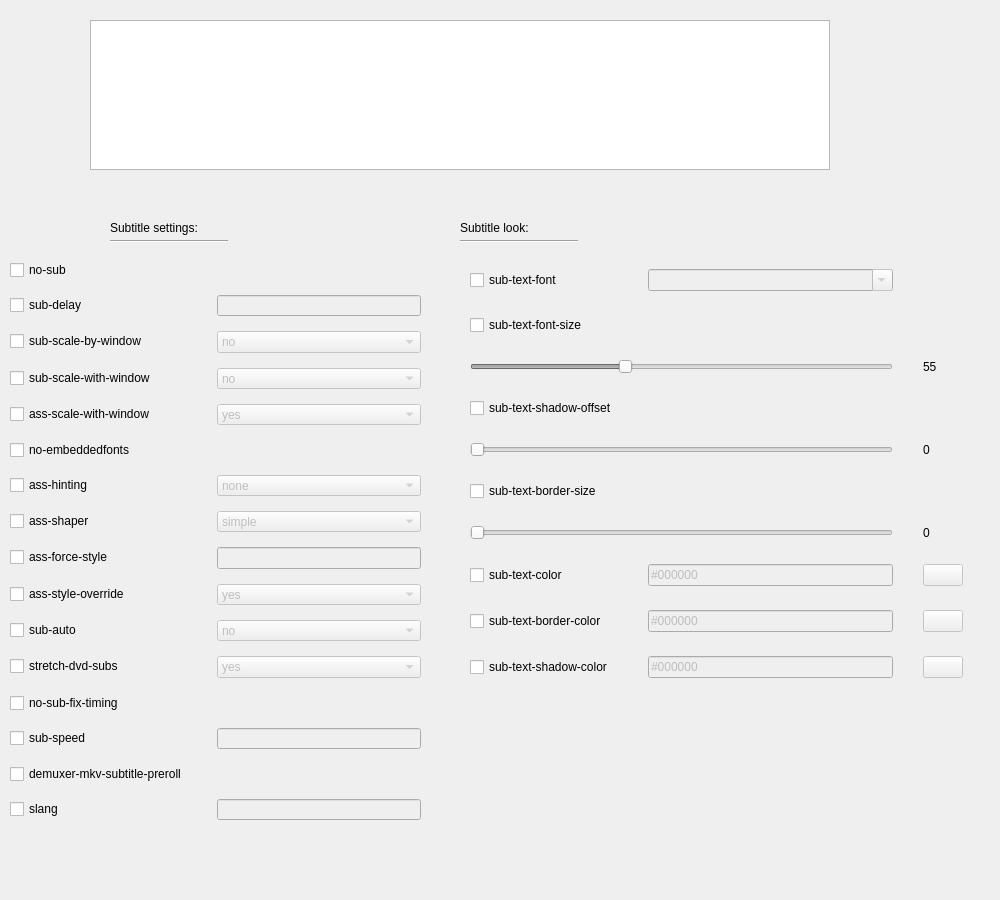
Above: src/tabsubtitle.ui from haasnhoff/mpvconfigurator before the change. Below: the same form after it.
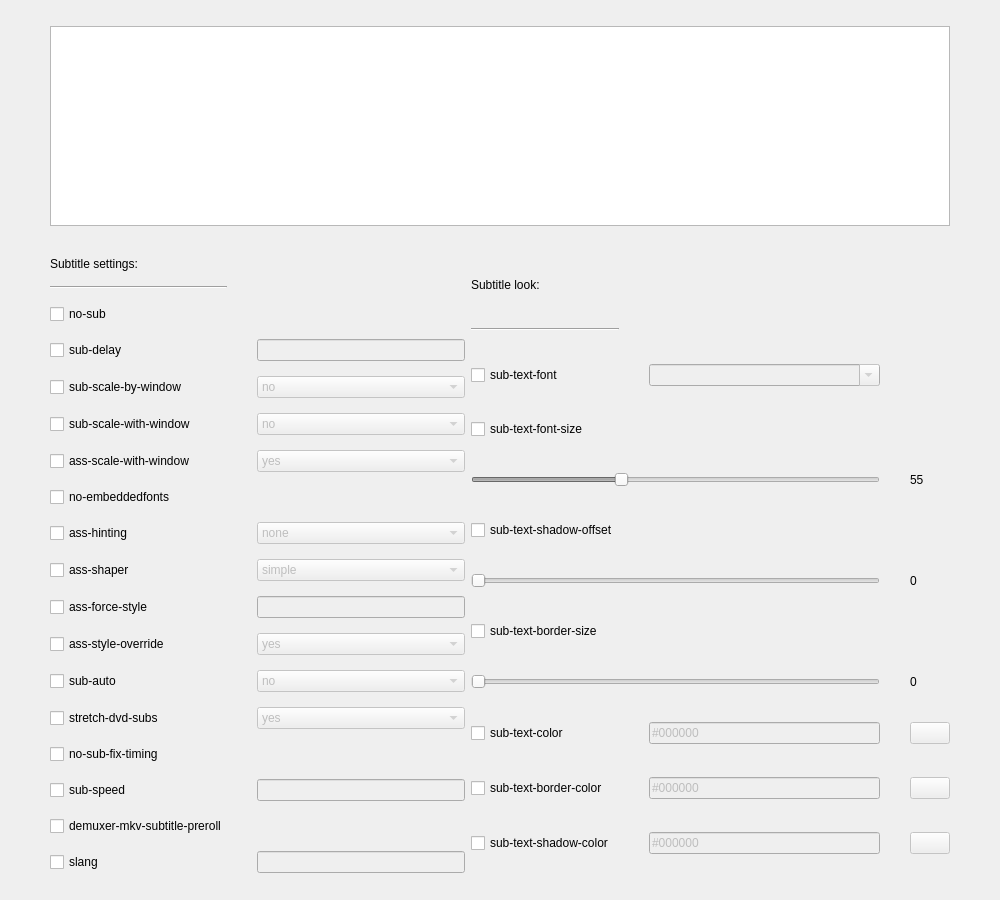
That is the form after the change. Icons and pictures are not drawn.

What changed in the file:
```diff
--- a/src/tabsubtitle.ui
+++ b/src/tabsubtitle.ui
@@ -16,115 +16,66 @@
   <property name="windowTitle">
    <string>Form</string>
   </property>
+  <layout class="QGridLayout" name="gridLayout_2">
+   <property name="leftMargin">
+    <number>50</number>
+   </property>
+   <property name="rightMargin">
+    <number>50</number>
+   </property>
+   <item row="5" column="0">
+    <layout class="QGridLayout" name="gridLayout_3">
+     <property name="topMargin">
+      <number>10</number>
+     </property>
+     <property name="horizontalSpacing">
+      <number>30</number>
+     </property>
+     <property name="verticalSpacing">
+      <number>15</number>
+     </property>
+     <item row="0" column="0">
   <widget class="QLabel" name="label_general_subtitles">
-   <property name="geometry">
-    <rect>
-     <x>110</x>
-     <y>220</y>
-     <width>101</width>
-     <height>16</height>
-    </rect>
-   </property>
    <property name="text">
     <string>Subtitle settings:</string>
    </property>
   </widget>
+     </item>
+     <item row="1" column="0">
   <widget class="Line" name="line_2">
-   <property name="geometry">
-    <rect>
-     <x>110</x>
-     <y>240</y>
-     <width>118</width>
-     <height>3</height>
-    </rect>
+       <property name="minimumSize">
+        <size>
+         <width>150</width>
+         <height>0</height>
+        </size>
    </property>
    <property name="orientation">
     <enum>Qt::Horizontal</enum>
    </property>
   </widget>
-  <widget class="QLabel" name="label_subtitle_look">
-   <property name="geometry">
-    <rect>
-     <x>460</x>
-     <y>220</y>
-     <width>101</width>
-     <height>16</height>
-    </rect>
-   </property>
-   <property name="text">
-    <string>Subtitle look:</string>
-   </property>
-  </widget>
-  <widget class="Line" name="line_3">
-   <property name="geometry">
-    <rect>
-     <x>460</x>
-     <y>240</y>
-     <width>118</width>
-     <height>3</height>
-    </rect>
-   </property>
-   <property name="orientation">
-    <enum>Qt::Horizontal</enum>
-   </property>
-  </widget>
-  <widget class="QGraphicsView" name="subtitle_test_graphics_view">
-   <property name="geometry">
-    <rect>
-     <x>90</x>
-     <y>20</y>
-     <width>740</width>
-     <height>150</height>
-    </rect>
-   </property>
-   <property name="transformationAnchor">
-    <enum>QGraphicsView::NoAnchor</enum>
-   </property>
-  </widget>
-  <widget class="QWidget" name="formLayoutWidget">
-   <property name="geometry">
-    <rect>
-     <x>10</x>
-     <y>250</y>
-     <width>411</width>
-     <height>571</height>
-    </rect>
-   </property>
-   <layout class="QFormLayout" name="formLayout">
-    <property name="labelAlignment">
-     <set>Qt::AlignLeading|Qt::AlignLeft|Qt::AlignVCenter</set>
-    </property>
-    <property name="horizontalSpacing">
-     <number>30</number>
-    </property>
-    <property name="verticalSpacing">
-     <number>15</number>
-    </property>
-    <property name="topMargin">
-     <number>10</number>
-    </property>
-    <item row="0" column="0">
+     </item>
+     <item row="2" column="0">
      <widget class="QCheckBox" name="box_no_sub">
       <property name="text">
        <string>no-sub</string>
       </property>
      </widget>
     </item>
-    <item row="1" column="0">
+     <item row="3" column="0">
      <widget class="QCheckBox" name="box_sub_delay">
       <property name="text">
        <string>sub-delay</string>
       </property>
      </widget>
     </item>
-    <item row="1" column="1">
+     <item row="3" column="1">
      <widget class="QLineEdit" name="value_sub_delay">
       <property name="enabled">
        <bool>false</bool>
       </property>
      </widget>
     </item>
-    <item row="2" column="0">
+     <item row="4" column="0">
      <widget class="QCheckBox" name="box_sub_scale_by_window">
       <property name="accessibleName">
        <string>sub-scale-by-window</string>
@@ -134,7 +85,51 @@
       </property>
      </widget>
     </item>
-    <item row="4" column="0">
+     <item row="4" column="1">
+      <widget class="QComboBox" name="comboBox_sub_scale_by_window">
+       <property name="enabled">
+        <bool>false</bool>
+       </property>
+       <item>
+        <property name="text">
+         <string>no</string>
+        </property>
+       </item>
+       <item>
+        <property name="text">
+         <string>yes</string>
+        </property>
+       </item>
+      </widget>
+     </item>
+     <item row="5" column="0">
+      <widget class="QCheckBox" name="box_sub_scale_with_window">
+       <property name="accessibleName">
+        <string/>
+       </property>
+       <property name="text">
+        <string>sub-scale-with-window</string>
+       </property>
+      </widget>
+     </item>
+     <item row="5" column="1">
+      <widget class="QComboBox" name="comboBox_sub_scale_with_window">
+       <property name="enabled">
+        <bool>false</bool>
+       </property>
+       <item>
+        <property name="text">
+         <string>no</string>
+        </property>
+       </item>
+       <item>
+        <property name="text">
+         <string>yes</string>
+        </property>
+       </item>
+      </widget>
+     </item>
+     <item row="6" column="0">
      <widget class="QCheckBox" name="box_ass_scale_with_window">
       <property name="accessibleName">
        <string>ass-scale-with-window</string>
@@ -144,21 +139,38 @@
       </property>
      </widget>
     </item>
-    <item row="5" column="0">
+     <item row="6" column="1">
+      <widget class="QComboBox" name="comboBox_ass_scale_with_window">
+       <property name="enabled">
+        <bool>false</bool>
+       </property>
+       <item>
+        <property name="text">
+         <string>yes</string>
+        </property>
+       </item>
+       <item>
+        <property name="text">
+         <string>no</string>
+        </property>
+       </item>
+      </widget>
+     </item>
+     <item row="7" column="0">
      <widget class="QCheckBox" name="box_no_embedded_fonts">
       <property name="text">
        <string>no-embeddedfonts</string>
       </property>
      </widget>
     </item>
-    <item row="6" column="0">
+     <item row="8" column="0">
      <widget class="QCheckBox" name="box_ass_hinting">
       <property name="text">
        <string>ass-hinting</string>
       </property>
      </widget>
     </item>
-    <item row="6" column="1">
+     <item row="8" column="1">
      <widget class="QComboBox" name="comboBox_ass_hinting">
       <property name="enabled">
        <bool>false</bool>
@@ -185,14 +197,14 @@
       </item>
      </widget>
     </item>
-    <item row="7" column="0">
+     <item row="9" column="0">
      <widget class="QCheckBox" name="box_ass_sharper">
       <property name="text">
        <string>ass-shaper</string>
       </property>
      </widget>
     </item>
-    <item row="7" column="1">
+     <item row="9" column="1">
      <widget class="QComboBox" name="comboBox_ass_sharper">
       <property name="enabled">
        <bool>false</bool>
@@ -209,28 +221,28 @@
       </item>
      </widget>
     </item>
-    <item row="8" column="0">
+     <item row="10" column="0">
      <widget class="QCheckBox" name="box_ass_force_style">
       <property name="text">
        <string>ass-force-style</string>
       </property>
      </widget>
     </item>
-    <item row="8" column="1">
+     <item row="10" column="1">
      <widget class="QLineEdit" name="value_ass_force_style">
       <property name="enabled">
        <bool>false</bool>
       </property>
      </widget>
     </item>
-    <item row="9" column="0">
+     <item row="11" column="0">
      <widget class="QCheckBox" name="box_ass_style_override">
       <property name="text">
        <string>ass-style-override</string>
       </property>
      </widget>
     </item>
-    <item row="9" column="1">
+     <item row="11" column="1">
      <widget class="QComboBox" name="comboBox_ass_override">
       <property name="enabled">
        <bool>false</bool>
@@ -252,14 +264,14 @@
       </item>
      </widget>
     </item>
-    <item row="10" column="0">
+     <item row="12" column="0">
      <widget class="QCheckBox" name="box_sub_auto">
       <property name="text">
        <string>sub-auto</string>
       </property>
      </widget>
     </item>
-    <item row="10" column="1">
+     <item row="12" column="1">
      <widget class="QComboBox" name="comboBox_sub_auto">
       <property name="enabled">
        <bool>false</bool>
@@ -286,7 +298,7 @@
       </item>
      </widget>
     </item>
-    <item row="11" column="0">
+     <item row="13" column="0">
      <widget class="QCheckBox" name="box_stretch_dvd_subs">
       <property name="accessibleName">
        <string>stretch-dvd-subs</string>
@@ -296,137 +308,68 @@
       </property>
      </widget>
     </item>
-    <item row="12" column="0">
+     <item row="13" column="1">
+      <widget class="QComboBox" name="comboBox_stretch_dvd_subs">
+       <property name="enabled">
+        <bool>false</bool>
+       </property>
+       <item>
+        <property name="text">
+         <string>yes</string>
+        </property>
+       </item>
+       <item>
+        <property name="text">
+         <string>no</string>
+        </property>
+       </item>
+      </widget>
+     </item>
+     <item row="14" column="0">
      <widget class="QCheckBox" name="box_no_sub_fix_timing">
       <property name="text">
        <string>no-sub-fix-timing</string>
       </property>
      </widget>
     </item>
-    <item row="13" column="0">
+     <item row="15" column="0">
      <widget class="QCheckBox" name="box_sub_speed">
       <property name="text">
        <string>sub-speed</string>
       </property>
      </widget>
     </item>
-    <item row="13" column="1">
+     <item row="15" column="1">
      <widget class="QLineEdit" name="value_sub_speed">
       <property name="enabled">
        <bool>false</bool>
       </property>
      </widget>
     </item>
-    <item row="14" column="0">
+     <item row="16" column="0">
      <widget class="QCheckBox" name="box_demuxer_mkv_subtitle_preroll">
       <property name="text">
        <string>demuxer-mkv-subtitle-preroll</string>
       </property>
      </widget>
     </item>
-    <item row="3" column="0">
-     <widget class="QCheckBox" name="box_sub_scale_with_window">
-      <property name="accessibleName">
-       <string/>
-      </property>
-      <property name="text">
-       <string>sub-scale-with-window</string>
-      </property>
-     </widget>
-    </item>
-    <item row="15" column="0">
+     <item row="17" column="0">
      <widget class="QCheckBox" name="box_slang">
       <property name="text">
        <string>slang</string>
       </property>
      </widget>
     </item>
-    <item row="15" column="1">
+     <item row="17" column="1">
      <widget class="QLineEdit" name="valuebox_slang">
       <property name="enabled">
        <bool>false</bool>
       </property>
      </widget>
     </item>
-    <item row="2" column="1">
-     <widget class="QComboBox" name="comboBox_sub_scale_by_window">
-      <property name="enabled">
-       <bool>false</bool>
-      </property>
-      <item>
-       <property name="text">
-        <string>no</string>
-       </property>
-      </item>
-      <item>
-       <property name="text">
-        <string>yes</string>
-       </property>
-      </item>
-     </widget>
-    </item>
-    <item row="3" column="1">
-     <widget class="QComboBox" name="comboBox_sub_scale_with_window">
-      <property name="enabled">
-       <bool>false</bool>
-      </property>
-      <item>
-       <property name="text">
-        <string>no</string>
-       </property>
-      </item>
-      <item>
-       <property name="text">
-        <string>yes</string>
-       </property>
-      </item>
-     </widget>
-    </item>
-    <item row="4" column="1">
-     <widget class="QComboBox" name="comboBox_ass_scale_with_window">
-      <property name="enabled">
-       <bool>false</bool>
-      </property>
-      <item>
-       <property name="text">
-        <string>yes</string>
-       </property>
-      </item>
-      <item>
-       <property name="text">
-        <string>no</string>
-       </property>
-      </item>
-     </widget>
-    </item>
-    <item row="11" column="1">
-     <widget class="QComboBox" name="comboBox_stretch_dvd_subs">
-      <property name="enabled">
-       <bool>false</bool>
-      </property>
-      <item>
-       <property name="text">
-        <string>yes</string>
-       </property>
-      </item>
-      <item>
-       <property name="text">
-        <string>no</string>
-       </property>
-      </item>
-     </widget>
-    </item>
-   </layout>
-  </widget>
-  <widget class="QWidget" name="gridLayoutWidget">
-   <property name="geometry">
-    <rect>
-     <x>470</x>
-     <y>250</y>
-     <width>493</width>
-     <height>441</height>
-    </rect>
-   </property>
+    </layout>
+   </item>
+   <item row="5" column="1">
    <layout class="QGridLayout" name="gridLayout">
     <property name="topMargin">
      <number>10</number>
@@ -437,111 +380,14 @@
     <property name="verticalSpacing">
      <number>15</number>
     </property>
-    <item row="7" column="0">
-     <widget class="QCheckBox" name="box_sub_text_font_color">
+     <item row="6" column="0">
+      <widget class="QCheckBox" name="box_sub_text_font_shadow_offset">
       <property name="text">
-       <string>sub-text-color</string>
-      </property>
-     </widget>
-    </item>
-    <item row="2" column="2">
-     <widget class="QLabel" name="label_sub_text_font_size_counter">
-      <property name="text">
-       <string>55</string>
-      </property>
-     </widget>
-    </item>
-    <item row="8" column="0">
-     <widget class="QCheckBox" name="box_sub_text_border_color">
-      <property name="text">
-       <string>sub-text-border-color</string>
+        <string>sub-text-shadow-offset</string>
       </property>
      </widget>
     </item>
     <item row="7" column="2">
-     <widget class="QPushButton" name="button_pick_color_font_color">
-      <property name="enabled">
-       <bool>false</bool>
-      </property>
-      <property name="text">
-       <string/>
-      </property>
-      <property name="icon">
-       <iconset>
-        <normaloff>://images/colorpicker.png</normaloff>://images/colorpicker.png</iconset>
-      </property>
-     </widget>
-    </item>
-    <item row="0" column="0">
-     <widget class="QCheckBox" name="box_sub_text_font">
-      <property name="text">
-       <string>sub-text-font</string>
-      </property>
-     </widget>
-    </item>
-    <item row="1" column="0">
-     <widget class="QCheckBox" name="box_sub_text_font_size">
-      <property name="text">
-       <string>sub-text-font-size</string>
-      </property>
-     </widget>
-    </item>
-    <item row="6" column="2">
-     <widget class="QLabel" name="label_sub_text_border_size_counter">
-      <property name="text">
-       <string>0</string>
-      </property>
-     </widget>
-    </item>
-    <item row="4" column="0" colspan="2">
-     <widget class="QSlider" name="horizontalSlider_sub_text_font_shadow_offset">
-      <property name="enabled">
-       <bool>false</bool>
-      </property>
-      <property name="minimum">
-       <number>0</number>
-      </property>
-      <property name="maximum">
-       <number>25</number>
-      </property>
-      <property name="sliderPosition">
-       <number>0</number>
-      </property>
-      <property name="orientation">
-       <enum>Qt::Horizontal</enum>
-      </property>
-     </widget>
-    </item>
-    <item row="6" column="0" colspan="2">
-     <widget class="QSlider" name="horizontalSlider_sub_text_font_border_size">
-      <property name="enabled">
-       <bool>false</bool>
-      </property>
-      <property name="minimum">
-       <number>0</number>
-      </property>
-      <property name="maximum">
-       <number>25</number>
-      </property>
-      <property name="sliderPosition">
-       <number>0</number>
-      </property>
-      <property name="orientation">
-       <enum>Qt::Horizontal</enum>
-      </property>
-     </widget>
-    </item>
-    <item row="7" column="1">
-     <widget class="QLineEdit" name="value_sub_text_font_color">
-      <property name="enabled">
-       <bool>false</bool>
-      </property>
-      <property name="text">
-       <string>#000000</string>
-      </property>
-     </widget>
-    </item>
-    <item row="4" column="2">
      <widget class="QLabel" name="label_sub_text_shadow_offset_counter">
       <property name="sizePolicy">
        <sizepolicy hsizetype="Preferred" vsizetype="Preferred">
@@ -554,14 +400,72 @@
       </property>
      </widget>
     </item>
-    <item row="5" column="0">
+     <item row="12" column="2">
+      <widget class="QPushButton" name="button_pick_color_shadow_color">
+       <property name="enabled">
+        <bool>false</bool>
+       </property>
+       <property name="text">
+        <string/>
+       </property>
+       <property name="icon">
+        <iconset>
+         <normaloff>://images/colorpicker.png</normaloff>://images/colorpicker.png</iconset>
+       </property>
+      </widget>
+     </item>
+     <item row="11" column="1">
+      <widget class="QLineEdit" name="value_sub_text_border_color">
+       <property name="enabled">
+        <bool>false</bool>
+       </property>
+       <property name="text">
+        <string>#000000</string>
+       </property>
+      </widget>
+     </item>
+     <item row="8" column="0">
      <widget class="QCheckBox" name="box_sub_text_font_border_size">
       <property name="text">
        <string>sub-text-border-size</string>
       </property>
      </widget>
     </item>
-    <item row="2" column="0" colspan="2">
+     <item row="3" column="1">
+      <widget class="QFontComboBox" name="fontComboBox_sub_text_font">
+       <property name="enabled">
+        <bool>false</bool>
+       </property>
+       <property name="currentText">
+        <string/>
+       </property>
+      </widget>
+     </item>
+     <item row="12" column="1">
+      <widget class="QLineEdit" name="value_sub_text_shadow_color">
+       <property name="enabled">
+        <bool>false</bool>
+       </property>
+       <property name="text">
+        <string>#000000</string>
+       </property>
+      </widget>
+     </item>
+     <item row="11" column="2">
+      <widget class="QPushButton" name="button_pick_color_border_color">
+       <property name="enabled">
+        <bool>false</bool>
+       </property>
+       <property name="text">
+        <string/>
+       </property>
+       <property name="icon">
+        <iconset>
+         <normaloff>://images/colorpicker.png</normaloff>://images/colorpicker.png</iconset>
+       </property>
+      </widget>
+     </item>
+     <item row="5" column="0" colspan="2">
      <widget class="QSlider" name="horizontalSlider_sub_text_font_size">
       <property name="enabled">
        <bool>false</bool>
@@ -583,42 +487,34 @@
       </property>
      </widget>
     </item>
-    <item row="3" column="0">
-     <widget class="QCheckBox" name="box_sub_text_font_shadow_offset">
-      <property name="text">
-       <string>sub-text-shadow-offset</string>
-      </property>
-     </widget>
-    </item>
-    <item row="9" column="0">
+     <item row="12" column="0">
      <widget class="QCheckBox" name="box_sub_text_shadow_color">
       <property name="text">
        <string>sub-text-shadow-color</string>
       </property>
      </widget>
     </item>
-    <item row="8" column="1">
-     <widget class="QLineEdit" name="value_sub_text_border_color">
+     <item row="9" column="0" colspan="2">
+      <widget class="QSlider" name="horizontalSlider_sub_text_font_border_size">
       <property name="enabled">
        <bool>false</bool>
       </property>
-      <property name="text">
-       <string>#000000</string>
-      </property>
-     </widget>
-    </item>
-    <item row="9" column="1">
-     <widget class="QLineEdit" name="value_sub_text_shadow_color">
-      <property name="enabled">
-       <bool>false</bool>
-      </property>
-      <property name="text">
-       <string>#000000</string>
-      </property>
-     </widget>
-    </item>
-    <item row="8" column="2">
-     <widget class="QPushButton" name="button_pick_color_border_color">
+       <property name="minimum">
+        <number>0</number>
+       </property>
+       <property name="maximum">
+        <number>25</number>
+       </property>
+       <property name="sliderPosition">
+        <number>0</number>
+       </property>
+       <property name="orientation">
+        <enum>Qt::Horizontal</enum>
+       </property>
+      </widget>
+     </item>
+     <item row="10" column="2">
+      <widget class="QPushButton" name="button_pick_color_font_color">
       <property name="enabled">
        <bool>false</bool>
       </property>
@@ -631,42 +527,119 @@
       </property>
      </widget>
     </item>
+     <item row="10" column="0">
+      <widget class="QCheckBox" name="box_sub_text_font_color">
+       <property name="text">
+        <string>sub-text-color</string>
+       </property>
+      </widget>
+     </item>
+     <item row="10" column="1">
+      <widget class="QLineEdit" name="value_sub_text_font_color">
+       <property name="enabled">
+        <bool>false</bool>
+       </property>
+       <property name="text">
+        <string>#000000</string>
+       </property>
+      </widget>
+     </item>
+     <item row="11" column="0">
+      <widget class="QCheckBox" name="box_sub_text_border_color">
+       <property name="text">
+        <string>sub-text-border-color</string>
+       </property>
+      </widget>
+     </item>
     <item row="9" column="2">
-     <widget class="QPushButton" name="button_pick_color_shadow_color">
+      <widget class="QLabel" name="label_sub_text_border_size_counter">
+       <property name="text">
+        <string>0</string>
+       </property>
+      </widget>
+     </item>
+     <item row="7" column="0" colspan="2">
+      <widget class="QSlider" name="horizontalSlider_sub_text_font_shadow_offset">
       <property name="enabled">
        <bool>false</bool>
       </property>
+       <property name="minimum">
+        <number>0</number>
+       </property>
+       <property name="maximum">
+        <number>25</number>
+       </property>
+       <property name="sliderPosition">
+        <number>0</number>
+       </property>
+       <property name="orientation">
+        <enum>Qt::Horizontal</enum>
+       </property>
+      </widget>
+     </item>
+     <item row="3" column="0">
+      <widget class="QCheckBox" name="box_sub_text_font">
       <property name="text">
-       <string/>
-      </property>
-      <property name="icon">
-       <iconset>
-        <normaloff>://images/colorpicker.png</normaloff>://images/colorpicker.png</iconset>
+        <string>sub-text-font</string>
+       </property>
+      </widget>
+     </item>
+     <item row="4" column="0">
+      <widget class="QCheckBox" name="box_sub_text_font_size">
+       <property name="text">
+        <string>sub-text-font-size</string>
       </property>
      </widget>
     </item>
-    <item row="0" column="1">
-     <widget class="QFontComboBox" name="fontComboBox_sub_text_font">
-      <property name="enabled">
-       <bool>false</bool>
-      </property>
-      <property name="currentText">
-       <string/>
-      </property>
-     </widget>
-    </item>
-   </layout>
-  </widget>
-  <widget class="QLineEdit" name="valuebox_sub_text_font">
-   <property name="geometry">
-    <rect>
-     <x>1500</x>
-     <y>10</y>
-     <width>16</width>
-     <height>16</height>
-    </rect>
-   </property>
-  </widget>
+     <item row="5" column="2">
+      <widget class="QLabel" name="label_sub_text_font_size_counter">
+       <property name="text">
+        <string>55</string>
+       </property>
+      </widget>
+     </item>
+     <item row="0" column="0">
+      <widget class="QLabel" name="label_subtitle_look">
+       <property name="maximumSize">
+        <size>
+         <width>16777215</width>
+         <height>20</height>
+        </size>
+       </property>
+       <property name="text">
+        <string>Subtitle look:</string>
+       </property>
+      </widget>
+     </item>
+     <item row="1" column="0">
+      <widget class="Line" name="line_3">
+       <property name="maximumSize">
+        <size>
+         <width>200</width>
+         <height>16777215</height>
+        </size>
+       </property>
+       <property name="orientation">
+        <enum>Qt::Horizontal</enum>
+       </property>
+      </widget>
+     </item>
+    </layout>
+   </item>
+   <item row="1" column="0" colspan="2">
+    <widget class="QGraphicsView" name="subtitle_test_graphics_view">
+     <property name="maximumSize">
+      <size>
+       <width>160000</width>
+       <height>200</height>
+      </size>
+     </property>
+     <property name="transformationAnchor">
+      <enum>QGraphicsView::NoAnchor</enum>
+     </property>
+    </widget>
+   </item>
+  </layout>
  </widget>
  <resources/>
  <connections>
```
Lines whose indentation alone changed are shown as unchanged.
